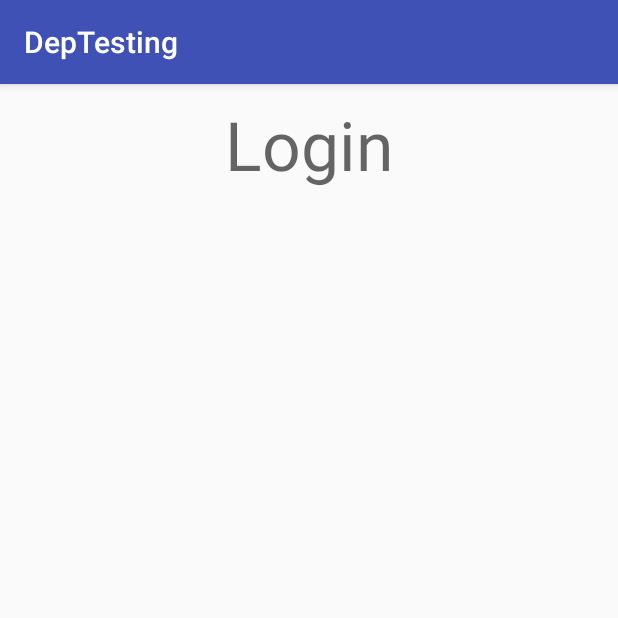
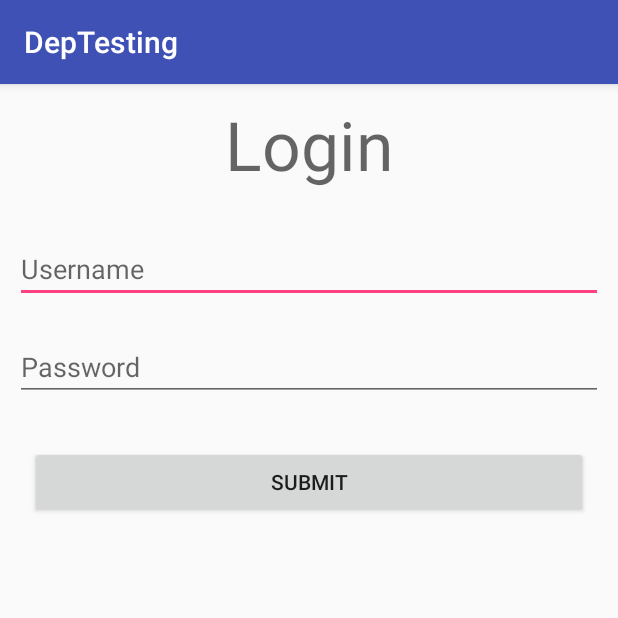
Before and after one commit to roball24/android-dependencies, an Android app: the screen it shows after launch (MainActivity), on a phone screen of 412 x 824 dp, the top half of it. Run offline under Robolectric (Android 15) with nearby library versions, the phone set to English and light mode, and no system bars.

Commit message:
remove butterknife. collecting inputs on button press

```diff
--- a/app/build.gradle
+++ b/app/build.gradle
@@ -31,17 +31,13 @@ dependencies {
     compile 'com.android.support.constraint:constraint-layout:1.0.2'
     testCompile 'junit:junit:4.12'
 
+    // kotlin
+    compile "org.jetbrains.kotlin:kotlin-stdlib-jre7:$kotlin_version"
+
     // dagger 2
     compile 'com.google.dagger:dagger:2.10'
     kapt 'com.google.dagger:dagger-compiler:2.10'
     provided 'org.glassfish:javax.annotation:10.0-b28'
-
-    // kotlin
-    compile "org.jetbrains.kotlin:kotlin-stdlib-jre7:$kotlin_version"
-
-    // butterknife
-    compile 'com.jakewharton:butterknife:8.5.1'
-    annotationProcessor 'com.jakewharton:butterknife-compiler:8.5.1'
 
     // retrofit
     compile 'com.squareup.retrofit2:retrofit:2.2.0'
--- a/app/src/main/java/com/example/robbyallen/deptesting/ui/login/LoginFragment.kt
+++ b/app/src/main/java/com/example/robbyallen/deptesting/ui/login/LoginFragment.kt
@@ -1,17 +1,13 @@
 package com.example.robbyallen.deptesting.ui.login
 
 import android.app.Fragment
-import android.content.Context
 import android.os.Bundle
+import android.util.Log
 import android.view.LayoutInflater
 import android.view.View
 import android.view.ViewGroup
 import com.example.robbyallen.deptesting.R
 import kotlinx.android.synthetic.main.fragment_login.*
-
-/**
- * Created by robbyallen on 5/8/17.
- */
 
 class LoginFragment : Fragment() {
 
@@ -19,4 +15,18 @@ class LoginFragment : Fragment() {
         super.onCreateView(inflater, container, savedInstanceState)
         return inflater!!.inflate(R.layout.fragment_login, container, false)
     }
+
+    override fun onViewCreated(view: View?, savedInstanceState: Bundle?) {
+        super.onViewCreated(view, savedInstanceState)
+        loginButton.setOnClickListener { v -> submit(v) }
+    }
+
+    fun submit(v : View){
+        var usernameText = loginUsername.text
+        var passwordText = loginPassword.text
+        Log.d("roball", "button clicked!")
+        Log.d("roball", "username: ${usernameText}")
+        Log.d("roball", "password: ${passwordText}")
+    }
+
 }
--- a/app/src/main/res/layout/fragment_login.xml
+++ b/app/src/main/res/layout/fragment_login.xml
@@ -5,11 +5,41 @@
     android:layout_height="match_parent">
 
     <TextView
-        android:id="@+id/textView2"
+        android:id="@+id/loginHeader"
         android:layout_width="match_parent"
         android:layout_height="wrap_content"
         android:layout_marginTop="10dp"
         android:text="Login"
         android:textAlignment="center"
         android:textAppearance="@style/TextAppearance.AppCompat.Display2" />
+
+    <EditText
+        android:id="@+id/loginUsername"
+        android:layout_width="match_parent"
+        android:layout_height="wrap_content"
+        android:layout_marginBottom="10dp"
+        android:layout_marginLeft="10dp"
+        android:layout_marginRight="10dp"
+        android:layout_marginTop="30dp"
+        android:ems="10"
+        android:hint="Username"
+        android:text="@string/login_username"
+        android:inputType="textPersonName" />
+
+    <EditText
+        android:id="@+id/loginPassword"
+        android:layout_width="match_parent"
+        android:layout_height="wrap_content"
+        android:layout_margin="10dp"
+        android:ems="10"
+        android:hint="Password"
+        android:inputType="textPassword"
+        android:text="@string/login_password" />
+
+    <Button
+        android:id="@+id/loginButton"
+        android:layout_width="match_parent"
+        android:layout_height="wrap_content"
+        android:layout_margin="20dp"
+        android:text="Submit" />
 </LinearLayout>
--- a/app/src/main/res/values/strings.xml
+++ b/app/src/main/res/values/strings.xml
@@ -1,3 +1,5 @@
 <resources>
     <string name="app_name">DepTesting</string>
+    <string name="login_username" />
+    <string name="login_password" />
 </resources>
```
